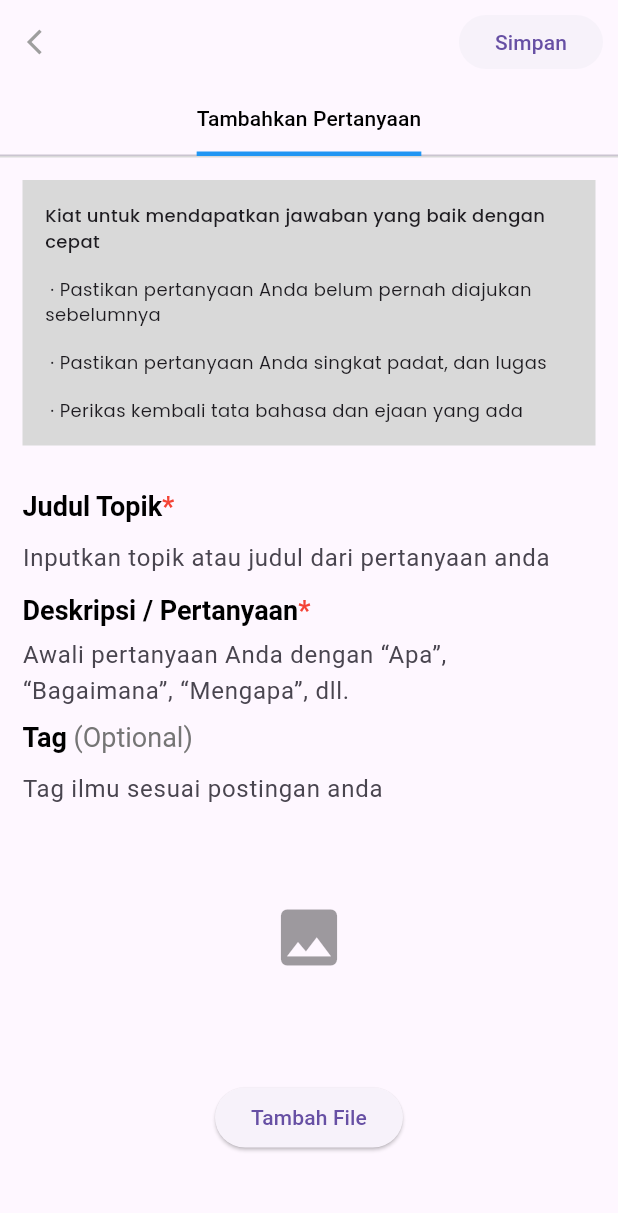
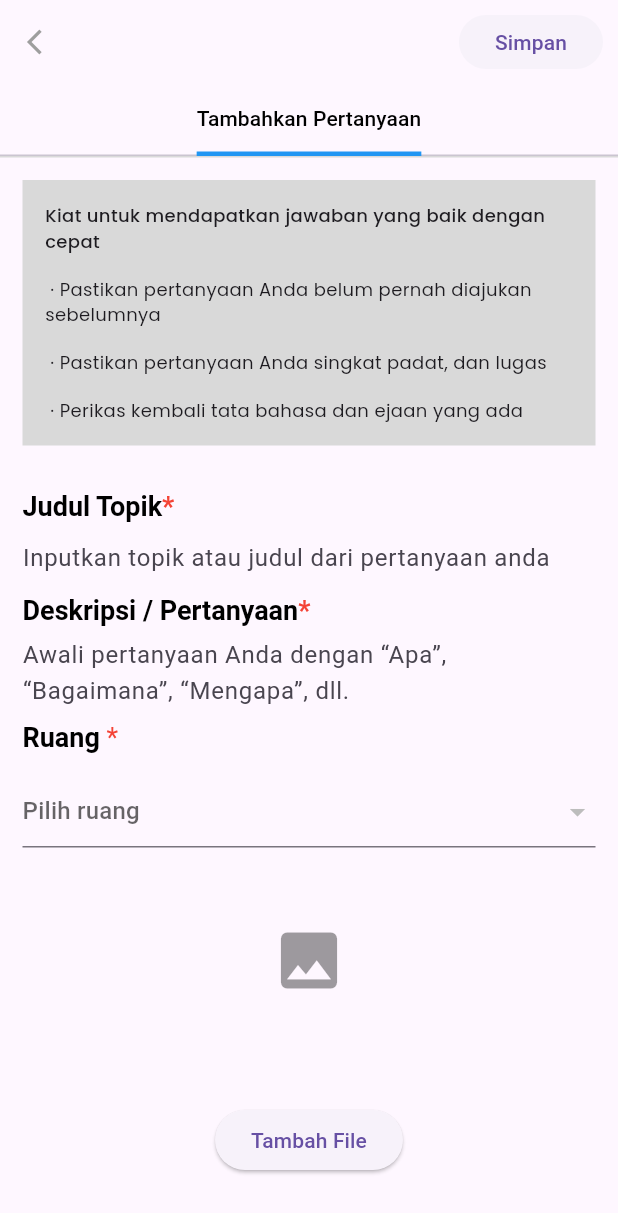
Before and after one commit to RNHDayat/fcafein, a Flutter app: the TambahPertanyaan screen opened directly, after a tap on "Tambah File", on a phone screen of 412 x 824 dp. Shown: the top 1213 px of the screen. Run offline on Flutter 3.47's test engine with Material 3 defaults, Android fonts, the phone set to English and light mode, and no system bars; our stand-ins replace dio, dropdown_button2, expandable_text, faker, file_picker, firebase_core and 12 more; missing offline and left inert: easy_pdf_viewer, flutter_downloader, flutter_file_downloader, pointycastle, syncfusion_flutter_pdfviewer; accounts and stored records are empty.

Commit message:
1/11/2024

```diff
--- a/lib/model/database.dart
+++ b/lib/model/database.dart
@@ -333,7 +333,7 @@ class Postings {
       ..headers['login-type'] = '0';
     request.fields['title'] = title;
     request.fields['description'] = description;
-    request.fields['id_knowField'] = id_knowField;
+    request.fields['id_knowField'] = "[\"$id_knowField\"]";
 
     if (image != null) {
       var stream = new http.ByteStream(image.openRead());
--- a/lib/screens/add_question.dart
+++ b/lib/screens/add_question.dart
@@ -1,8 +1,10 @@
 import 'dart:convert';
 import 'dart:io';
 
+import 'package:dropdown_button2/dropdown_button2.dart';
 import 'package:file_picker/file_picker.dart';
 import 'package:flutter/material.dart';
+import 'package:fluttertoast/fluttertoast.dart';
 import 'package:image_picker/image_picker.dart';
 import 'package:powershare/add_ilmu.dart';
 import 'package:powershare/screens/add_Kredensial.dart';
@@ -30,11 +32,22 @@ class _TambahPertanyaanState extends State<TambahPertanyaan> {
     const Tab(text: 'Tambahkan Pertanyaan'),
     // const Tab(text: 'Buat kiriman Informasi'),
   ];
+  PageIlmu? ruang;
+  List<String> ruangs = [];
+  String? selectedValue;
+  final TextEditingController textEditingController = TextEditingController();
+
+  @override
+  void dispose() {
+    textEditingController.dispose();
+    super.dispose();
+  }
 
   bool isChecked = true;
   bool hastag = false;
   int? tabIndex;
 
+  List<PageIlmu?> ilmu = [];
   List<PageIlmu> listIlmu = [];
   List<PageIlmu> _searchTag = [];
   List<PageIlmu> viewSelected = [];
@@ -45,6 +58,8 @@ class _TambahPertanyaanState extends State<TambahPertanyaan> {
     final _db = DBhelper();
     var data = await _db.getToken();
     listIlmu = await pageIlmu.get(data[0].token);
+    ilmu = await pageIlmu.get(data[0].token);
+    ruangs = listIlmu.map((e) => e.codeIlmu).toList().cast<String>();
     setState(() {});
   }
 
@@ -54,6 +69,7 @@ class _TambahPertanyaanState extends State<TambahPertanyaan> {
       setState(() {});
       return;
     }
+
     listIlmu.forEach((element) {
       if (element.name.toLowerCase().contains(text.toLowerCase())) {
         _searchTag.add(element);
@@ -79,13 +95,30 @@ class _TambahPertanyaanState extends State<TambahPertanyaan> {
   }
 
   File? imageFile;
+  var maxFileSizeInBytes = 2 * 1048576;
   final _picker = ImagePicker();
   Future getImage() async {
     final pickedFile = await _picker.pickImage(source: ImageSource.gallery);
+    var imagePath = await pickedFile!.readAsBytes();
+    var fileSize = imagePath.length; // Get the file size in bytes
     if (pickedFile != null) {
+      if (fileSize <= maxFileSizeInBytes) {
+        // File is the right size, upload/use it
         setState(() {
           imageFile = File(pickedFile.path);
         });
+      } else {
+        // File is too large, ask user to upload a smaller file, or compress the file/image
+        Fluttertoast.showToast(
+          msg: "Ukuran gambar terlalu besar",
+          backgroundColor: Colors.red,
+          toastLength: Toast.LENGTH_SHORT,
+          gravity: ToastGravity.BOTTOM,
+          timeInSecForIosWeb: 1,
+          textColor: Colors.white,
+          fontSize: 16.0,
+        );
+      }
     }
   }
 
@@ -97,11 +130,27 @@ class _TambahPertanyaanState extends State<TambahPertanyaan> {
       type: FileType.custom,
       allowedExtensions: ['pdf', 'doc'],
     );
+    var fileSize = File(pickedFile!.files.single.path!)
+        .lengthSync(); // Get the file size in bytes
+    double sizeInMb = fileSize / (1024 * 1024);
     if (pickedFile != null) {
+      if (sizeInMb < 10) {
         setState(() {
           docFile = File(pickedFile!.files.single.path!);
           fileName = pickedFile!.files.single.name;
         });
+      } else {
+        // File is too large, ask user to upload a smaller file, or compress the file/image
+        Fluttertoast.showToast(
+          msg: "Ukuran file terlalu besar",
+          backgroundColor: Colors.red,
+          toastLength: Toast.LENGTH_SHORT,
+          gravity: ToastGravity.BOTTOM,
+          timeInSecForIosWeb: 1,
+          textColor: Colors.white,
+          fontSize: 16.0,
+        );
+      }
     }
   }
   // String? getStringImage(File? file) {
@@ -109,7 +158,7 @@ class _TambahPertanyaanState extends State<TambahPertanyaan> {
   //   return base64Encode(file.readAsBytesSync());
   // }
 
-  GlobalKey<FormState> key = GlobalKey<FormState>();
+  final key = GlobalKey<FormState>();
 
   @override
   Widget build(BuildContext context) {
@@ -219,7 +268,8 @@ class _TambahPertanyaanState extends State<TambahPertanyaan> {
                         title.text,
                         description.text,
                         data[0].token,
-                        selected.isEmpty ? '' : jsonEncode(selected),
+                        // selected.isEmpty ? '' : jsonEncode(selected),
+                        ruang!.codeIlmu,
                         imageFile,
                         docFile);
                     setState(() {
@@ -505,10 +555,43 @@ class _TambahPertanyaanState extends State<TambahPertanyaan> {
                                         hastag
                                             ? onSearch(x.split('#')[1])
                                             : onSearch('');
-                                        // print(_searchTag);
                                       });
                                     },
                                   ),
+                                ],
+                              ),
+                            ),
+                          ],
+                        ),
+                      ),
+
+                      Container(
+                        margin: const EdgeInsets.only(
+                          left: 15,
+                          right: 15,
+                          top: 0,
+                          bottom: 15,
+                        ),
+                        child: Column(
+                          crossAxisAlignment: CrossAxisAlignment.start,
+                          mainAxisAlignment: MainAxisAlignment.start,
+                          children: [
+                            RichText(
+                              text: TextSpan(
+                                text: 'Ruang',
+                                style: const TextStyle(
+                                  color: Colors.black,
+                                  fontSize: 18,
+                                  fontWeight: FontWeight.bold,
+                                ),
+                                children: <TextSpan>[
+                                  TextSpan(
+                                    text: ' *',
+                                    style: TextStyle(
+                                      color: Colors.red,
+                                      fontWeight: FontWeight.normal,
+                                    ),
+                                  )
                                 ],
                               ),
                             ),
@@ -522,86 +605,33 @@ class _TambahPertanyaanState extends State<TambahPertanyaan> {
                           top: 0,
                           bottom: 0,
                         ),
-                        child: Column(
-                          crossAxisAlignment: CrossAxisAlignment.start,
-                          mainAxisAlignment: MainAxisAlignment.start,
-                          children: [
-                            RichText(
-                              text: TextSpan(
-                                text: 'Tag',
-                                style: const TextStyle(
-                                  color: Colors.black,
-                                  fontSize: 18,
-                                  fontWeight: FontWeight.bold,
+                        // decoration: BoxDecoration(
+                        //   border: Border.all(color: Colors.black),
+                        //   borderRadius: BorderRadius.all(
+                        //     Radius.circular(10),
+                        //   ),
+                        // ),
+                        child: DropdownButtonFormField<PageIlmu?>(
+                          validator: (value) =>
+                              value == null ? 'field required' : null,
+                          value: ruang,
+                          onChanged: (value) {
+                            setState(() {
+                              ruang = value;
+                            });
+                          },
+                          hint: Text("Pilih ruang"),
+                          isExpanded: true,
+                          items: ilmu
+                              .map<DropdownMenuItem<PageIlmu>>(
+                                (e) => DropdownMenuItem(
+                                  child: Text(
+                                    (e?.name ?? '').toString(),
                                   ),
-                                children: <TextSpan>[
-                                  TextSpan(
-                                    text: ' (Optional)',
-                                    style: TextStyle(
-                                      color: Colors.grey[600],
-                                      fontWeight: FontWeight.normal,
+                                  value: e,
                                 ),
                               )
-                                ],
-                              ),
-                            ),
-                          ],
-                        ),
-                      ),
-                      Container(
-                        margin: const EdgeInsets.only(
-                            left: 15, right: 15, top: 0, bottom: 0),
-                        child: Column(
-                          children: [
-                            TextField(
-                              controller: tag,
-                              maxLines: null,
-                              decoration: InputDecoration(
-                                hintText: 'Tag ilmu sesuai postingan anda',
-                                border: InputBorder.none,
-                                enabledBorder: InputBorder.none,
-                                prefixIcon: selected.length < 1
-                                    ? null
-                                    : Padding(
-                                        padding:
-                                            const EdgeInsets.only(right: 10),
-                                        child: Wrap(
-                                            spacing: 5,
-                                            runSpacing: 5,
-                                            children: viewSelected.map((s) {
-                                              return Chip(
-                                                  backgroundColor:
-                                                      Colors.blue[100],
-                                                  shape: RoundedRectangleBorder(
-                                                    borderRadius:
-                                                        BorderRadius.circular(
-                                                            7),
-                                                  ),
-                                                  label: Text(s.name,
-                                                      style: TextStyle(
-                                                          color: Colors
-                                                              .blue[900])),
-                                                  onDeleted: () {
-                                                    setState(() {
-                                                      selected.remove(s);
-                                                    });
-                                                  });
-                                            }).toList()),
-                                      ),
-                              ),
-                              onChanged: (value) {
-                                setState(() {
-                                  hastag = value.contains('#');
-                                  var x = value;
-                                  // print(x.split('#')[1]);
-                                  hastag
-                                      ? onSearch(x.split('#')[1])
-                                      : onSearch('');
-                                  // print(_searchTag);
-                                });
-                              },
-                            ),
-                          ],
+                              .toList(),
                         ),
                       ),
                       //add image
--- a/lib/screens/cafein/beranda.dart
+++ b/lib/screens/cafein/beranda.dart
@@ -137,7 +137,7 @@ class _HomeCafeinState extends State<HomeCafein> {
           //     Colors.blue.shade200,
           //   ],
           // ),
-          color: Colors.grey[200],
+          color: Colors.grey[300],
         ),
         child: SingleChildScrollView(
           child: Column(
@@ -179,7 +179,7 @@ class _HomeCafeinState extends State<HomeCafein> {
                             ),
                             SizedBox(height: 10),
                             Image.asset(
-                              "assets/icon/reg.png",
+                              "assets/logo/reg.png",
                               height: 75,
                               width: 75,
                               fit: BoxFit.fitWidth,
@@ -229,7 +229,7 @@ class _HomeCafeinState extends State<HomeCafein> {
                           ),
                           SizedBox(height: 10),
                           Image.asset(
-                            "assets/icon/folder.png",
+                            "assets/logo/media.png",
                             height: 75,
                             width: 75,
                             fit: BoxFit.fitWidth,
--- a/lib/screens/user_akun.dart
+++ b/lib/screens/user_akun.dart
@@ -1752,7 +1752,9 @@ class _UserAkun extends State<UserAkun> with SingleTickerProviderStateMixin {
                                                     GestureDetector(
                                                       onTap: () {
                                                         DeletePosting.delete(
-                                                                token, item.id)
+                                                                token,
+                                                                item.id
+                                                                    .toString())
                                                             .then((value) {
                                                           if (value
                                                                   .statusCode ==
--- a/pubspec.yaml
+++ b/pubspec.yaml
@@ -63,6 +63,7 @@ dependencies:
   change_app_package_name: ^1.1.0
   firebase_core: ^2.24.0
   firebase_messaging: ^14.7.6
+  dropdown_button2: ^2.3.9
 
 dev_dependencies:
   flutter_test:
```
Also changed, not shown: lib/bottomNavBar.dart (+5 -5 lines), lib/main.dart (+20 -32 lines), lib/screens/screen_ruang.dart (+19 -20 lines), assets/logo/media.png (added), assets/logo/reg.png (added), pubspec.lock. Lines whose indentation alone changed are shown as unchanged.
